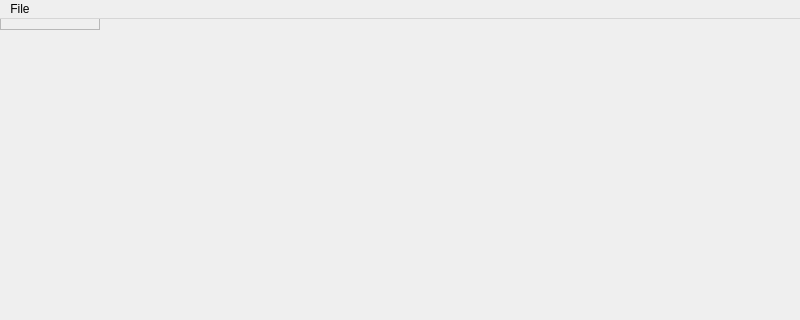
First picture: the form in nashville.ui, repository mexicowilly/Nashville, before the edit; both pictures show x 0 to 800 and y 0 to 320 of the 800 by 600 pixel window.
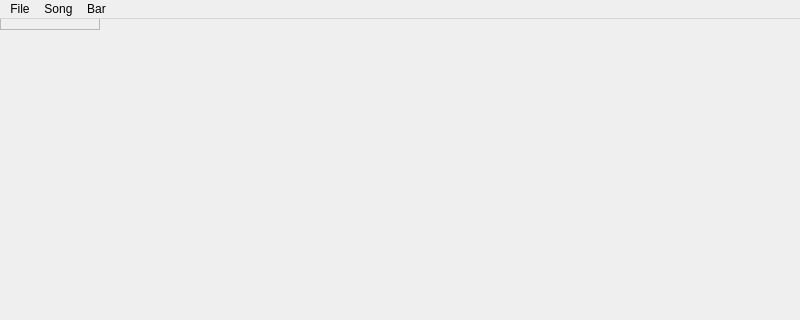
Second picture: the form after the edit.

```diff
--- a/nashville.ui
+++ b/nashville.ui
@@ -20,7 +20,7 @@
      <x>0</x>
      <y>0</y>
      <width>800</width>
-     <height>21</height>
+     <height>30</height>
     </rect>
    </property>
    <widget class="QMenu" name="menuFile">
@@ -29,7 +29,33 @@
     </property>
     <addaction name="actionExit"/>
    </widget>
+   <widget class="QMenu" name="menuSong">
+    <property name="title">
+     <string>Song</string>
+    </property>
+   </widget>
+   <widget class="QMenu" name="menuBar">
+    <property name="title">
+     <string>Bar</string>
+    </property>
+    <widget class="QMenu" name="menuRepeat">
+     <property name="title">
+      <string>Repeat</string>
+     </property>
+     <addaction name="actionNone"/>
+     <addaction name="actionBegin"/>
+     <addaction name="actionEnd"/>
+    </widget>
+    <addaction name="actionInsertBefore"/>
+    <addaction name="actionInsertAfter"/>
+    <addaction name="actionEndLine"/>
+    <addaction name="separator"/>
+    <addaction name="menuRepeat"/>
+    <addaction name="actionVoltas"/>
+   </widget>
    <addaction name="menuFile"/>
+   <addaction name="menuSong"/>
+   <addaction name="menuBar"/>
   </widget>
   <widget class="QStatusBar" name="statusbar"/>
   <action name="actionExit">
```
Left out of the diff: 51 changed lines with no effect on the pictures.
